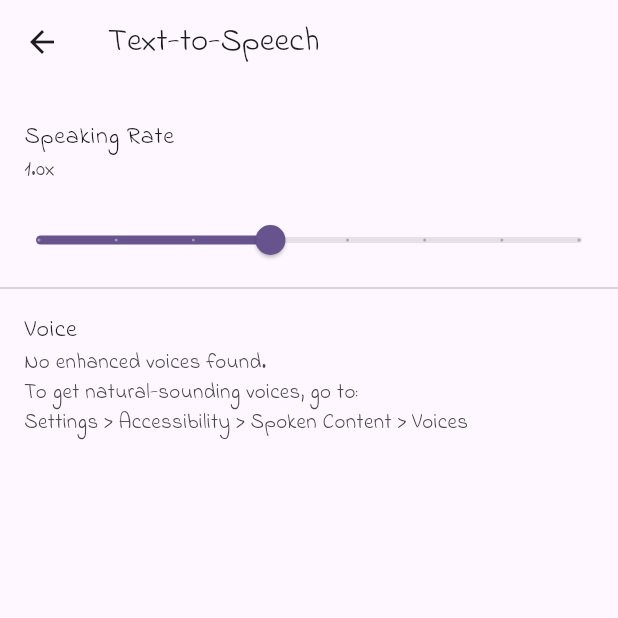
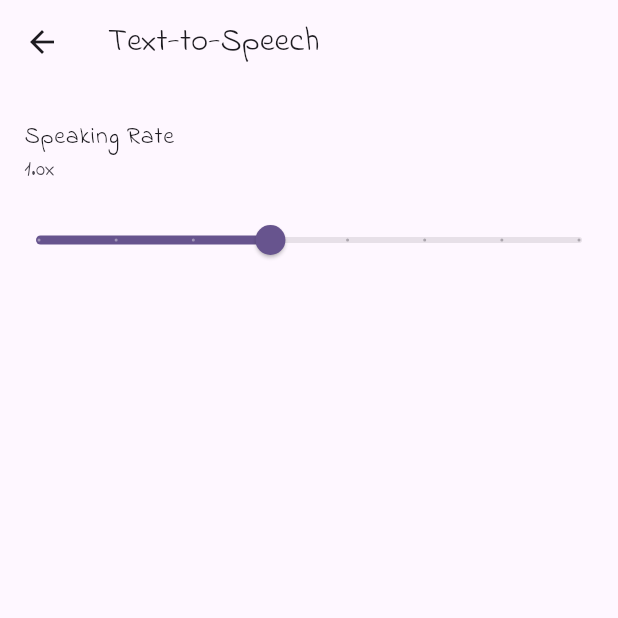
Before and after one commit to jpalicke/hermit_prov_app, a Flutter app: the screen it shows after launch, item 3 of the bottom bar chosen, after a tap on "Text-to-Speech", on a phone screen of 412 x 824 dp, the top half of it. Run offline on Flutter 3.47's test engine with Material 3 defaults, Android fonts, the phone set to English and light mode, and no system bars; our stand-ins replace drift, drift_flutter, file_picker, flutter_tts, font_awesome_flutter, share_plus and 1 more; accounts and stored records are empty; generated files the repository leaves out were written again.

Commit message:
Remove voice selection; use system default TTS voice
Voice picker required users to manually download Enhanced voices from
iOS settings, which is a non-starter UX. Dropped ttsVoice from
AppPreferences, TtsService interface, both service implementations,
the repository, and the backup format. TTS settings screen now shows
only the speaking rate slider. Old backups with ttsVoice are still
importable; the field is silently ignored.

```diff
--- a/lib/data/backup/local_backup_service.dart
+++ b/lib/data/backup/local_backup_service.dart
@@ -177,7 +177,6 @@ class LocalBackupService implements BackupService {
 
   Map<String, dynamic> _prefsToJson(AppPreferences p) => {
         'themePreference': p.themePreference.name,
-        'ttsVoice': p.ttsVoice,
         'ttsSpeakingRate': p.ttsSpeakingRate,
       };
 
@@ -185,7 +184,6 @@ class LocalBackupService implements BackupService {
     return AppPreferences(
       themePreference: AppThemePreference.values
           .byName(json['themePreference'] as String),
-      ttsVoice: json['ttsVoice'] as String?,
       ttsSpeakingRate: (json['ttsSpeakingRate'] as num).toDouble(),
     );
   }
--- a/lib/data/repositories/shared_preferences_app_preferences_repository.dart
+++ b/lib/data/repositories/shared_preferences_app_preferences_repository.dart
@@ -1,5 +1,5 @@
 // ABOUTME: SharedPreferences-backed implementation of AppPreferencesRepository.
-// ABOUTME: Stores theme, TTS voice, and speaking rate as individual preference keys.
+// ABOUTME: Stores theme and TTS speaking rate as individual preference keys.
 
 import 'package:shared_preferences/shared_preferences.dart';
 import 'package:hermit_prov_app/domain/settings/app_preferences.dart';
@@ -13,7 +13,6 @@ class SharedPreferencesAppPreferencesRepository
   final SharedPreferences _prefs;
 
   static const _keyTheme = 'app_theme_preference';
-  static const _keyTtsVoice = 'tts_voice';
   static const _keyTtsSpeakingRate = 'tts_speaking_rate';
 
   @override
@@ -22,12 +21,10 @@ class SharedPreferencesAppPreferencesRepository
     final theme = themeStr == null
         ? AppThemePreference.system
         : AppThemePreference.values.byName(themeStr);
-    final ttsVoice = _prefs.getString(_keyTtsVoice);
     final ttsSpeakingRate =
         _prefs.getDouble(_keyTtsSpeakingRate) ?? AppPreferences.defaults.ttsSpeakingRate;
     return AppPreferences(
       themePreference: theme,
-      ttsVoice: ttsVoice,
       ttsSpeakingRate: ttsSpeakingRate,
     );
   }
@@ -35,11 +32,6 @@ class SharedPreferencesAppPreferencesRepository
   @override
   Future<void> savePreferences(AppPreferences preferences) async {
     await _prefs.setString(_keyTheme, preferences.themePreference.name);
-    if (preferences.ttsVoice != null) {
-      await _prefs.setString(_keyTtsVoice, preferences.ttsVoice!);
-    } else {
-      await _prefs.remove(_keyTtsVoice);
-    }
     await _prefs.setDouble(_keyTtsSpeakingRate, preferences.ttsSpeakingRate);
   }
 }
--- a/lib/data/tts/fake_tts_service.dart
+++ b/lib/data/tts/fake_tts_service.dart
@@ -22,13 +22,7 @@ class FakeTtsService implements TtsService {
   }
 
   @override
-  Future<List<String>> getAvailableVoices() async => [];
-
-  @override
   Future<void> setSpeakingRate(double rate) async {}
-
-  @override
-  Future<void> setVoice(String voice) async {}
 
   @override
   bool get isEnabled => true;
--- a/lib/data/tts/flutter_tts_service.dart
+++ b/lib/data/tts/flutter_tts_service.dart
@@ -1,5 +1,5 @@
 // ABOUTME: Real TTS service backed by the flutter_tts package.
-// ABOUTME: Reads speaking rate from AppPreferences on each speak call.
+// ABOUTME: Reads speaking rate from AppPreferences on each speak call; uses system default voice.
 
 import 'package:flutter_tts/flutter_tts.dart';
 import 'package:hermit_prov_app/domain/settings/app_preferences_repository.dart';
@@ -25,10 +25,8 @@ class FlutterTtsService implements TtsService {
   Future<void> speak(String text) async {
     if (!_isEnabled) return;
     final prefs = await _preferencesRepository.getPreferences();
+    // flutter_tts maps 0.5 to the platform default rate; scale accordingly.
     await _tts.setSpeechRate(prefs.ttsSpeakingRate * 0.5);
-    if (prefs.ttsVoice != null) {
-      await _tts.setVoice(_parseVoiceEntry(prefs.ttsVoice!));
-    }
     await _tts.speak(text);
   }
 
@@ -38,43 +36,7 @@ class FlutterTtsService implements TtsService {
   }
 
   @override
-  Future<List<String>> getAvailableVoices() async {
-    final raw = await _tts.getVoices;
-    if (raw == null) return [];
-    final voices = <String>[];
-    for (final v in raw) {
-      if (v is Map) {
-        final name = v['name'];
-        final locale = v['locale'];
-        final quality = v['quality'];
-        // Only surface Enhanced voices — Default voices sound robotic.
-        // On iOS, Enhanced voices must be downloaded in
-        // Settings > Accessibility > Spoken Content > Voices.
-        if (name is String && quality == 'Enhanced') {
-          final entry = locale is String ? '$name|$locale' : name;
-          voices.add(entry);
-        }
-      }
-    }
-    return voices;
-  }
-
-  @override
   Future<void> setSpeakingRate(double rate) async {
     await _tts.setSpeechRate(rate * 0.5);
   }
-
-  @override
-  Future<void> setVoice(String voice) async {
-    await _tts.setVoice(_parseVoiceEntry(voice));
-  }
-
-  // Parses a "name|locale" entry (from getAvailableVoices) into the map
-  // flutter_tts.setVoice expects. Falls back to 'en-US' for legacy name-only
-  // values that may be stored in older preferences.
-  Map<String, String> _parseVoiceEntry(String entry) {
-    final sep = entry.indexOf('|');
-    if (sep == -1) return {'name': entry, 'locale': 'en-US'};
-    return {'name': entry.substring(0, sep), 'locale': entry.substring(sep + 1)};
-  }
 }
--- a/lib/domain/settings/app_preferences.dart
+++ b/lib/domain/settings/app_preferences.dart
@@ -1,17 +1,15 @@
 // ABOUTME: Model holding global app preferences stored locally on device.
-// ABOUTME: Covers theme, TTS voice, and speaking rate. Defaults to system theme.
+// ABOUTME: Covers theme and TTS speaking rate. Defaults to system theme.
 
 import 'package:hermit_prov_app/domain/settings/app_theme_preference.dart';
 
 class AppPreferences {
   const AppPreferences({
     this.themePreference = AppThemePreference.system,
-    this.ttsVoice,
     this.ttsSpeakingRate = 1.0,
   });
 
   final AppThemePreference themePreference;
-  final String? ttsVoice;
   final double ttsSpeakingRate;
 
   /// Inclusive bounds for [ttsSpeakingRate]. Matches common Flutter TTS plugin ranges.
--- a/lib/domain/tts/tts_service.dart
+++ b/lib/domain/tts/tts_service.dart
@@ -8,15 +8,8 @@ abstract interface class TtsService {
   /// Stops any current speech immediately.
   Future<void> stop();
 
-  /// Returns the list of available voice names on this device.
-  /// May return an empty list on platforms that do not expose named voices.
-  Future<List<String>> getAvailableVoices();
-
   /// Sets the speaking rate. Typical range is 0.25–2.0.
   Future<void> setSpeakingRate(double rate);
-
-  /// Sets the active voice by name.
-  Future<void> setVoice(String voice);
 
   /// True when TTS output is enabled globally. Driven by app preferences.
   bool get isEnabled;
--- a/lib/features/settings/settings_screen.dart
+++ b/lib/features/settings/settings_screen.dart
@@ -46,7 +46,6 @@ class _SettingsScreenState extends State<SettingsScreen> {
     final current = _prefs ?? AppPreferences.defaults;
     final updated = AppPreferences(
       themePreference: pref,
-      ttsVoice: current.ttsVoice,
       ttsSpeakingRate: current.ttsSpeakingRate,
     );
     await services.appPreferencesRepository.savePreferences(updated);
--- a/lib/features/settings/tts_settings_screen.dart
+++ b/lib/features/settings/tts_settings_screen.dart
@@ -1,4 +1,4 @@
-// ABOUTME: Settings screen for configuring Text-to-Speech speaking rate and voice.
+// ABOUTME: Settings screen for configuring Text-to-Speech speaking rate.
 // ABOUTME: Changes auto-save on change; no explicit save button needed.
 
 import 'package:flutter/material.dart';
@@ -14,7 +14,6 @@ class TtsSettingsScreen extends StatefulWidget {
 
 class _TtsSettingsScreenState extends State<TtsSettingsScreen> {
   AppPreferences? _prefs;
-  List<String> _voices = [];
 
   @override
   void didChangeDependencies() {
@@ -25,14 +24,9 @@ class _TtsSettingsScreenState extends State<TtsSettingsScreen> {
   }
 
   Future<void> _load() async {
-    final services = AppServices.of(context);
-    final prefs = await services.appPreferencesRepository.getPreferences();
-    final voices = await services.ttsService.getAvailableVoices();
+    final prefs = await AppServices.of(context).appPreferencesRepository.getPreferences();
     if (mounted) {
-      setState(() {
-        _prefs = prefs;
-        _voices = voices;
-      });
+      setState(() => _prefs = prefs);
     }
   }
 
@@ -53,15 +47,13 @@ class _TtsSettingsScreenState extends State<TtsSettingsScreen> {
       );
     }
 
-    final rateLabel =
-        '${prefs.ttsSpeakingRate.toStringAsFixed(1)}x';
+    final rateLabel = '${prefs.ttsSpeakingRate.toStringAsFixed(1)}x';
 
     return Scaffold(
       appBar: AppBar(title: const Text('Text-to-Speech')),
       body: ListView(
         padding: const EdgeInsets.symmetric(vertical: 8),
         children: [
-          // ── Speaking rate ──────────────────────────────────────────────────
           ListTile(
             title: const Text('Speaking Rate'),
             subtitle: Text(rateLabel),
@@ -74,49 +66,12 @@ class _TtsSettingsScreenState extends State<TtsSettingsScreen> {
             divisions: 7,
             label: rateLabel,
             onChanged: (v) {
-              final updated = AppPreferences(
+              _savePrefs(AppPreferences(
                 themePreference: prefs.themePreference,
-                ttsVoice: prefs.ttsVoice,
                 ttsSpeakingRate: v,
-              );
-              _savePrefs(updated);
+              ));
             },
           ),
-          const Divider(),
-          // ── Voice selector ─────────────────────────────────────────────────
-          if (_voices.isEmpty)
-            const ListTile(
-              key: Key('tts_voice_default'),
-              title: Text('Voice'),
-              subtitle: Text(
-                'No enhanced voices found.\n'
-                'To get natural-sounding voices, go to:\n'
-                'Settings › Accessibility › Spoken Content › Voices',
-              ),
-            )
-          else
-            ListTile(
-              title: const Text('Voice'),
-              trailing: DropdownButton<String>(
-                key: const Key('tts_voice_dropdown'),
-                value: prefs.ttsVoice ?? _voices.first,
-                items: _voices
-                    .map((v) => DropdownMenuItem(
-                          value: v,
-                          child: Text(v.contains('|') ? v.substring(0, v.indexOf('|')) : v),
-                        ))
-                    .toList(),
-                onChanged: (selected) {
-                  if (selected == null) return;
-                  final updated = AppPreferences(
-                    themePreference: prefs.themePreference,
-                    ttsVoice: selected,
-                    ttsSpeakingRate: prefs.ttsSpeakingRate,
-                  );
-                  _savePrefs(updated);
-                },
-              ),
-            ),
         ],
       ),
     );
```
Also changed, not shown: 2 other files.
